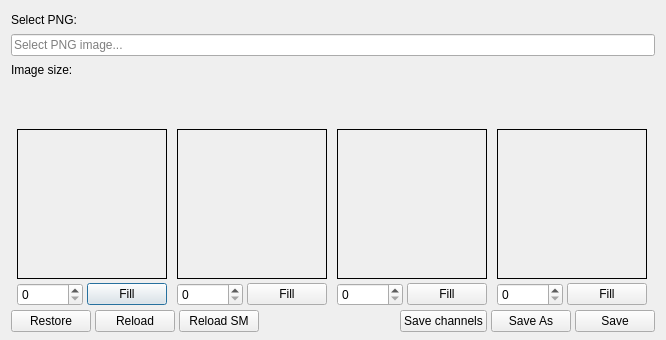
Before: the Qt Designer form Tools/ResourceEditor/DataQt/ImageSplitter.ui in xaoctech/dava.engine, drawn with Qt 5.
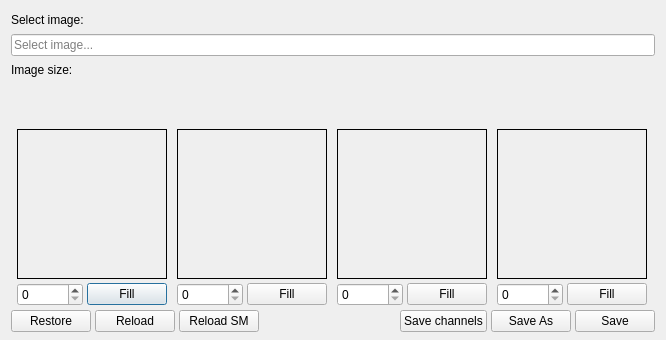
After: the same form once the commit is applied. Icons and pictures are not drawn. Custom widgets are drawn as their Qt base class.

Diff of the .ui file:
```diff
--- a/Tools/ResourceEditor/DataQt/ImageSplitter.ui
+++ b/Tools/ResourceEditor/DataQt/ImageSplitter.ui
@@ -61,14 +61,14 @@
         </size>
        </property>
        <property name="text">
-        <string>Select PNG:</string>
+        <string>Select image:</string>
        </property>
       </widget>
      </item>
      <item>
       <widget class="FilePathBrowser" name="path">
        <property name="placeholderText">
-        <string>Select PNG image...</string>
+        <string>Select image...</string>
        </property>
       </widget>
      </item>
```
Left out of the diff: 2 changed lines with no effect on the pictures.
